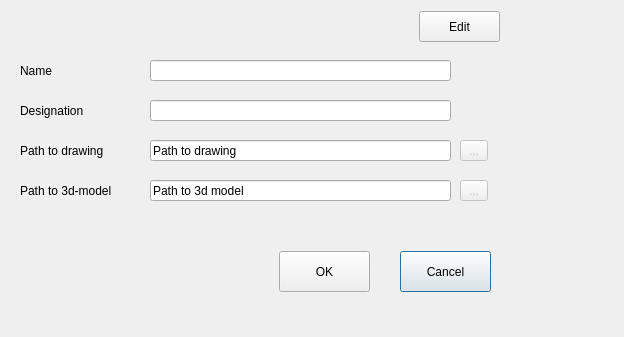
Above: dialoginput.ui from melnikoleg/mongodb_client before the change. Below: the same form after it.
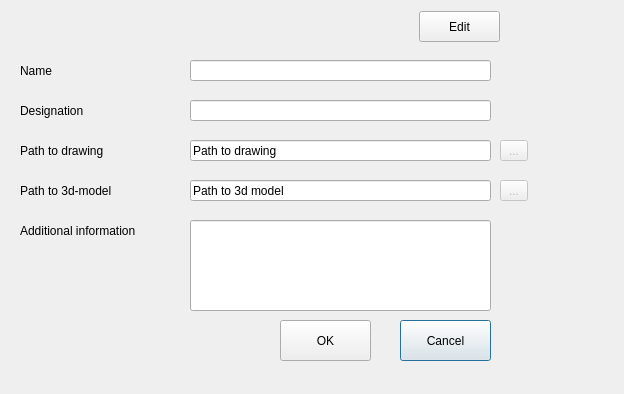
That is the form after the change.

Patch:
```diff
--- a/dialoginput.ui
+++ b/dialoginput.ui
@@ -7,7 +7,7 @@
     <x>0</x>
     <y>0</y>
     <width>624</width>
-    <height>337</height>
+    <height>394</height>
    </rect>
   </property>
   <property name="windowTitle">
@@ -29,7 +29,7 @@
   <widget class="QLineEdit" name="lineEdit_Name">
    <property name="geometry">
     <rect>
-     <x>150</x>
+     <x>190</x>
      <y>60</y>
      <width>301</width>
      <height>21</height>
@@ -58,7 +58,7 @@
   <widget class="QLineEdit" name="lineEdit_Designation">
    <property name="geometry">
     <rect>
-     <x>150</x>
+     <x>190</x>
      <y>100</y>
      <width>301</width>
      <height>21</height>
@@ -84,7 +84,7 @@
   <widget class="QLineEdit" name="lineEdit_PathToDraw">
    <property name="geometry">
     <rect>
-     <x>150</x>
+     <x>190</x>
      <y>140</y>
      <width>301</width>
      <height>21</height>
@@ -113,7 +113,7 @@
   <widget class="QLineEdit" name="lineEdit_PathToModel">
    <property name="geometry">
     <rect>
-     <x>150</x>
+     <x>190</x>
      <y>180</y>
      <width>301</width>
      <height>21</height>
@@ -132,7 +132,7 @@
    </property>
    <property name="geometry">
     <rect>
-     <x>460</x>
+     <x>500</x>
      <y>140</y>
      <width>28</width>
      <height>21</height>
@@ -148,7 +148,7 @@
    </property>
    <property name="geometry">
     <rect>
-     <x>460</x>
+     <x>500</x>
      <y>180</y>
      <width>28</width>
      <height>21</height>
@@ -162,7 +162,7 @@
    <property name="geometry">
     <rect>
      <x>400</x>
-     <y>251</y>
+     <y>320</y>
      <width>91</width>
      <height>41</height>
     </rect>
@@ -174,8 +174,8 @@
   <widget class="QPushButton" name="OKButton">
    <property name="geometry">
     <rect>
-     <x>279</x>
-     <y>251</y>
+     <x>280</x>
+     <y>320</y>
      <width>91</width>
      <height>41</height>
     </rect>
@@ -197,6 +197,35 @@
     <string>Edit</string>
    </property>
   </widget>
+  <widget class="QLineEdit" name="lineEdit_Information">
+   <property name="geometry">
+    <rect>
+     <x>190</x>
+     <y>220</y>
+     <width>301</width>
+     <height>91</height>
+    </rect>
+   </property>
+   <property name="text">
+    <string/>
+   </property>
+   <property name="readOnly">
+    <bool>true</bool>
+   </property>
+  </widget>
+  <widget class="QLabel" name="label_5">
+   <property name="geometry">
+    <rect>
+     <x>20</x>
+     <y>220</y>
+     <width>151</width>
+     <height>21</height>
+    </rect>
+   </property>
+   <property name="text">
+    <string>Additional information</string>
+   </property>
+  </widget>
  </widget>
  <resources/>
  <connections/>
```
